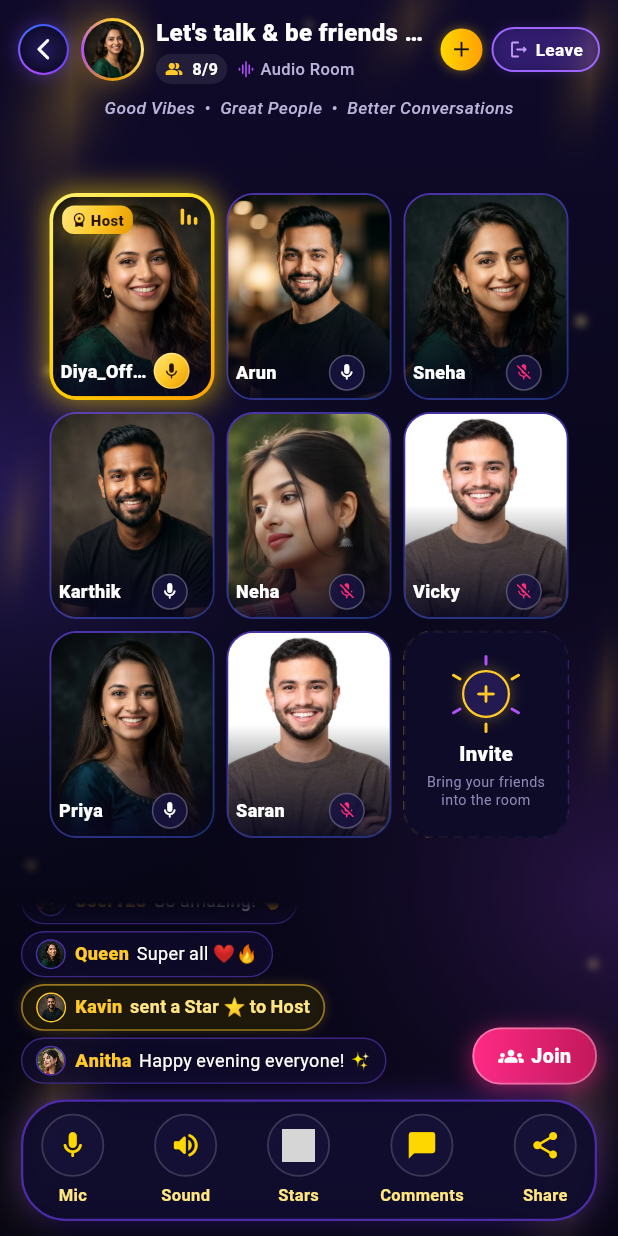
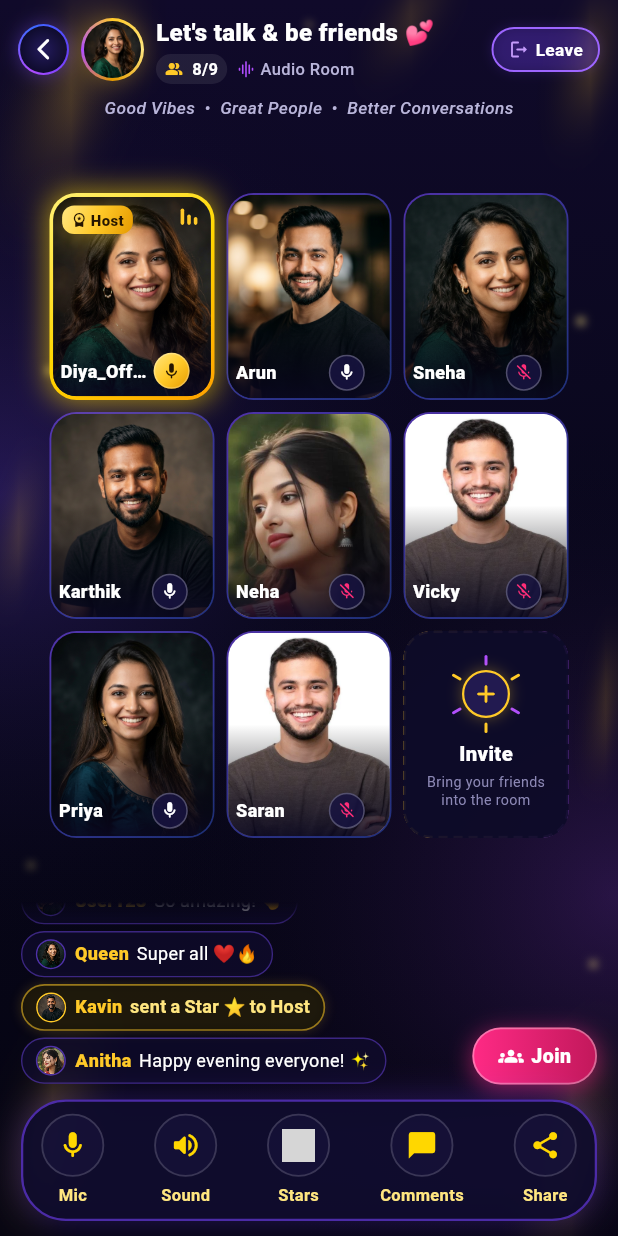
Before and after one commit to leenadevirajendran/Tivoo, a Flutter app: the ChatRoomPartyScreen screen opened directly, after a tap on the "search" icon, after a tap on "Diya_Official", on a phone screen of 412 x 824 dp. Run offline on Flutter 3.47's test engine with Material 3 defaults, Android fonts, the phone set to English and light mode, and no system bars; our stand-ins replace audioplayers, cached_network_image, camera, file_picker, flutter_animate, flutter_riverpod and 5 more; missing offline and left inert: video_compress; grey boxes are pictures that could not be loaded.

Commit message:
fix(chatroom): remove follow icon near room title in header

```diff
--- a/lib/features/chat_room/widgets/room_stage_view.dart
+++ b/lib/features/chat_room/widgets/room_stage_view.dart
@@ -277,58 +277,6 @@ class _RoomHeader extends StatelessWidget {
               ),
             ),
           ),
-          if (!isHost && !room.hostName.toLowerCase().startsWith('you') && onHostFollowTap != null) ...[
-            const SizedBox(width: 6),
-            GestureDetector(
-              behavior: HitTestBehavior.opaque,
-              onTap: onHostFollowTap,
-              child: isHostFollowing
-                  ? Container(
-                      width: 28,
-                      height: 28,
-                      decoration: BoxDecoration(
-                        shape: BoxShape.circle,
-                        color: const Color(0xFF1E2840),
-                        border: Border.all(color: const Color(0xFFFFD700), width: 1.2),
-                        boxShadow: const [
-                          BoxShadow(color: Color(0x33FFD700), blurRadius: 6),
-                        ],
-                      ),
-                      child: const Center(
-                        child: Icon(Icons.check, color: Color(0xFFFFD700), size: 15),
-                      ),
-                    )
-                  : isHostRequested
-                      ? Container(
-                          width: 28,
-                          height: 28,
-                          decoration: BoxDecoration(
-                            shape: BoxShape.circle,
-                            color: const Color(0xFF1E2840),
-                            border: Border.all(color: const Color(0xFFFFD700), width: 1.2),
-                          ),
-                          child: const Center(
-                            child: Icon(Icons.schedule_rounded, color: Color(0xFFFFD700), size: 14),
-                          ),
-                        )
-                      : Container(
-                          width: 28,
-                          height: 28,
-                          decoration: const BoxDecoration(
-                            shape: BoxShape.circle,
-                            gradient: LinearGradient(
-                              colors: [Color(0xFFFFD700), Color(0xFFFFA000)],
-                            ),
-                            boxShadow: [
-                              BoxShadow(color: Color(0x66FFD700), blurRadius: 6),
-                            ],
-                          ),
-                          child: const Center(
-                            child: Icon(Icons.add, color: Color(0xFF0F0E17), size: 17),
-                          ),
-                        ),
-            ),
-          ],
           const SizedBox(width: 6),
           if (pendingRequestsCount > 0 && onReviewRequests != null) ...[
             GestureDetector(
```
